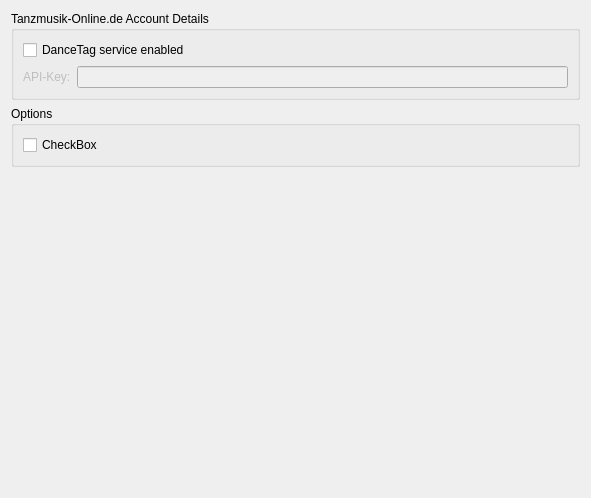
Old version of the form src/internet/dancetagsettingspage.ui in the repository ximion/Clementine-LibDanceTag.
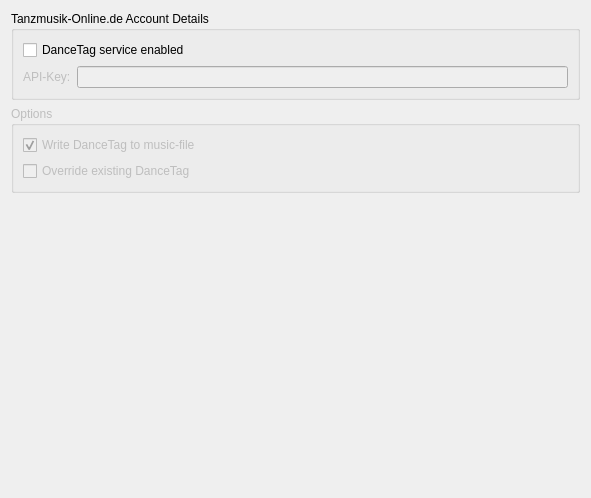
New version of the form.

Commit message: dancetag: Add some more settings to config dialog

What changed in the file:
```diff
--- a/src/internet/dancetagsettingspage.ui
+++ b/src/internet/dancetagsettingspage.ui
@@ -63,7 +63,10 @@
     </widget>
    </item>
    <item>
-    <widget class="QGroupBox" name="groupBox_2">
+    <widget class="QGroupBox" name="options_box">
+     <property name="enabled">
+      <bool>false</bool>
+     </property>
      <property name="title">
       <string>Options</string>
      </property>
@@ -71,7 +74,17 @@
       <item>
        <widget class="QCheckBox" name="checkBox">
         <property name="text">
-         <string>CheckBox</string>
+         <string>Write DanceTag to music-file</string>
+        </property>
+        <property name="checked">
+         <bool>true</bool>
+        </property>
+       </widget>
+      </item>
+      <item>
+       <widget class="QCheckBox" name="override_tags">
+        <property name="text">
+         <string>Override existing DanceTag</string>
         </property>
        </widget>
       </item>
```
Left out of the diff: 37 changed lines with no effect on the pictures. The commit also changes 4 other files.
